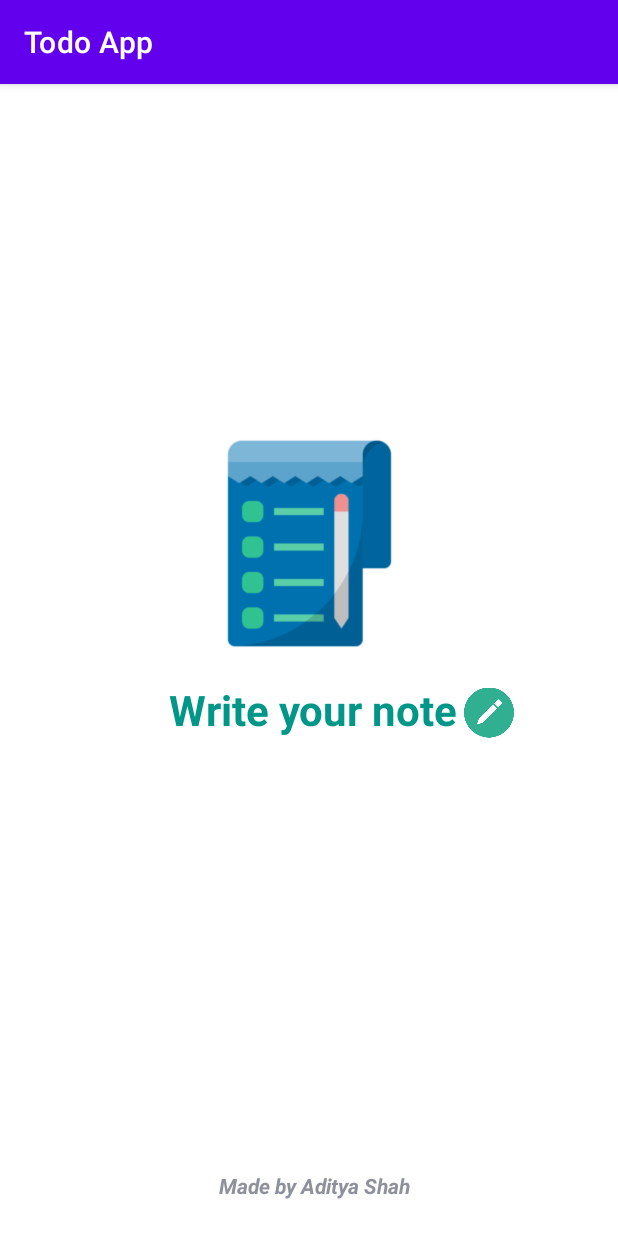
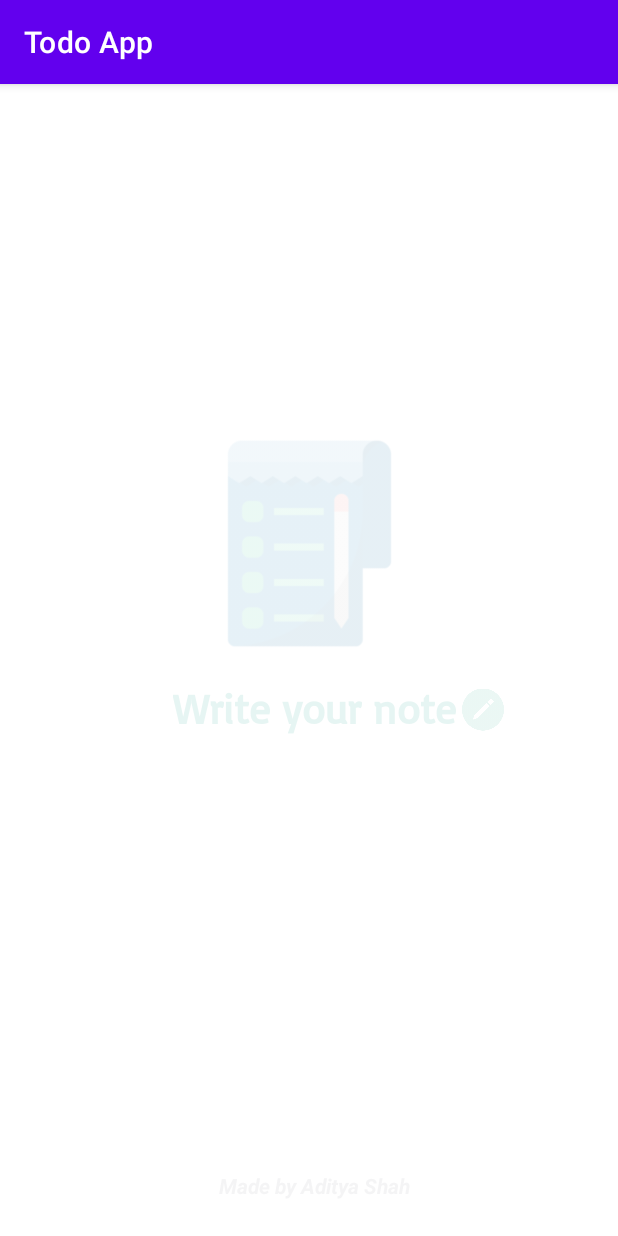
Before and after one commit to Adityashah1999/TodoApp, an Android app: the SplashSreen screen opened directly, with no data from a screen before it, on a phone screen of 412 x 824 dp. Run offline under Robolectric (Android 15) with nearby library versions, the phone set to English and light mode, and no system bars.

Commit message:
added animation in Splash Screen.

```diff
--- a/app/src/main/AndroidManifest.xml
+++ b/app/src/main/AndroidManifest.xml
@@ -22,6 +22,10 @@
         <activity
             android:name=".AddEditNoteActivity"
             android:parentActivityName=".MainActivity" />
+
+        <meta-data
+            android:name="preloaded_fonts"
+            android:resource="@array/preloaded_fonts" />
     </application>
 
 </manifest>
--- a/app/src/main/java/com/aditya/todoapp/SplashSreen.java
+++ b/app/src/main/java/com/aditya/todoapp/SplashSreen.java
@@ -5,13 +5,41 @@ import androidx.appcompat.app.AppCompatActivity;
 import android.content.Intent;
 import android.os.Bundle;
 import android.os.Handler;
+import android.view.WindowManager;
+import android.view.animation.Animation;
+import android.view.animation.AnimationUtils;
+import android.widget.ImageView;
+import android.widget.TextView;
 
 public class SplashSreen extends AppCompatActivity {
+
+    //Variables
+    Animation topAnim, bottomAnim;
+    ImageView image1, image2;
+    TextView rights, slogan;
+
 
     @Override
     protected void onCreate(Bundle savedInstanceState) {
         super.onCreate(savedInstanceState);
+        getWindow().setFlags(WindowManager.LayoutParams.FLAG_FULLSCREEN, WindowManager.LayoutParams.FLAG_FULLSCREEN);
         setContentView(R.layout.activity_splash_sreen);
+
+        //Animation
+        topAnim = AnimationUtils.loadAnimation(this,R.anim.top_animaton);
+        bottomAnim = AnimationUtils.loadAnimation(this, R.anim.bottom_animation);
+
+        //Hooks
+        image1 = findViewById(R.id.image1);
+        image2 = findViewById(R.id.pencil);
+        slogan= findViewById(R.id.moto);
+        rights = findViewById(R.id.madeBy);
+
+        image1.setAnimation(topAnim);
+        slogan.setAnimation(topAnim);
+        image2.setAnimation(bottomAnim);
+        rights.setAnimation(bottomAnim);
+
         new Handler().postDelayed(new Runnable() {
             @Override
             public void run() {
@@ -19,6 +47,6 @@ public class SplashSreen extends AppCompatActivity {
                 startActivity(i);
                 finish();
             }
-        }, 1800);
+        }, 2500);
     }
 }
--- /dev/null
+++ b/app/src/main/res/anim/bottom_animation.xml
@@ -0,0 +1,14 @@
+<?xml version="1.0" encoding="utf-8"?>
+<set xmlns:android="http://schemas.android.com/apk/res/android">
+
+    <translate
+        android:fromXDelta="0%"
+        android:fromYDelta="100%"
+        android:duration = "1800"/>
+
+    <alpha
+        android:fromAlpha="0.1"
+        android:toAlpha="1.0"
+        android:duration = "1800"/>
+
+</set>
--- /dev/null
+++ b/app/src/main/res/anim/top_animaton.xml
@@ -0,0 +1,14 @@
+<?xml version="1.0" encoding="utf-8"?>
+<set xmlns:android="http://schemas.android.com/apk/res/android">
+
+    <translate
+        android:fromXDelta="0%"
+        android:fromYDelta="-100%"
+        android:duration = "1800"/>
+
+    <alpha
+        android:fromAlpha="0.1"
+        android:toAlpha="1.0"
+        android:duration = "1800"/>
+
+</set>
--- /dev/null
+++ b/app/src/main/res/font/bangers.xml
@@ -0,0 +1,7 @@
+<?xml version="1.0" encoding="utf-8"?>
+<font-family xmlns:app="http://schemas.android.com/apk/res-auto"
+        app:fontProviderAuthority="com.google.android.gms.fonts"
+        app:fontProviderPackage="com.google.android.gms"
+        app:fontProviderQuery="Bangers"
+        app:fontProviderCerts="@array/com_google_android_gms_fonts_certs">
+</font-family>
--- a/app/src/main/res/layout/activity_splash_sreen.xml
+++ b/app/src/main/res/layout/activity_splash_sreen.xml
@@ -8,7 +8,7 @@
     tools:context=".SplashSreen">
 
     <ImageView
-        android:id="@+id/imageView"
+        android:id="@+id/image1"
         android:layout_width="155dp"
         android:layout_height="151dp"
         android:src="@drawable/splash_logo"
@@ -38,6 +38,7 @@
         android:id="@+id/moto"
         android:layout_width="wrap_content"
         android:layout_height="wrap_content"
+        android:fontFamily="@font/basic"
         android:text="@string/write_your_note"
         android:textColor="#009688"
         android:textColorHighlight="#FFFFFF"
@@ -47,13 +48,13 @@
         app:layout_constraintEnd_toEndOf="parent"
         app:layout_constraintHorizontal_bias="0.515"
         app:layout_constraintStart_toStartOf="parent"
-        app:layout_constraintTop_toBottomOf="@+id/imageView"
+        app:layout_constraintTop_toBottomOf="@+id/image1"
         app:layout_constraintVertical_bias="0.052" />
 
     <ImageView
         android:id="@+id/pencil"
-        android:layout_width="33dp"
-        android:layout_height="42dp"
+        android:layout_width="28dp"
+        android:layout_height="31dp"
         android:layout_marginStart="4dp"
         android:contentDescription="@string/pencillogo"
         app:layout_constraintBottom_toBottomOf="parent"
@@ -61,7 +62,7 @@
         app:layout_constraintHorizontal_bias="0.0"
         app:layout_constraintStart_toEndOf="@+id/moto"
         app:layout_constraintTop_toTopOf="@+id/moto"
-        app:layout_constraintVertical_bias="0.0"
+        app:layout_constraintVertical_bias="0.01"
         app:srcCompat="@drawable/pencil" />
 
 </androidx.constraintlayout.widget.ConstraintLayout>
```
Also changed, not shown: app/src/main/res/font/basic.ttf (added).
